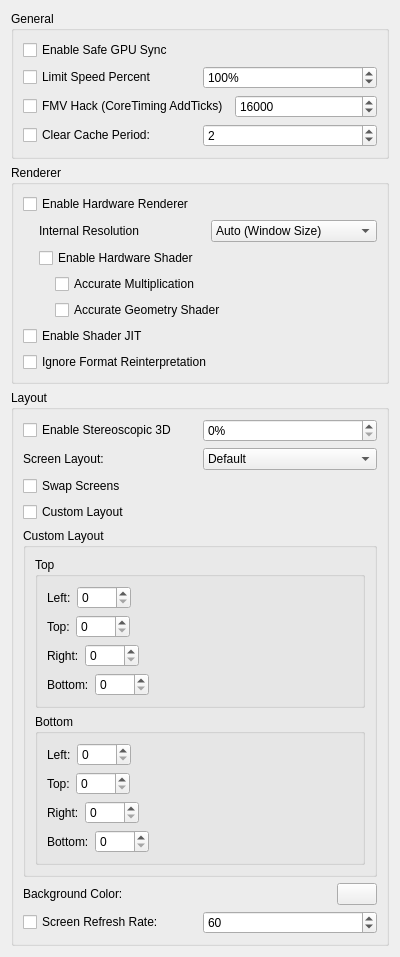
This is src/citra_qt/configuration/configure_graphics.ui in terrascura/citra as Qt 5 draws it before an edit. The edited form follows.
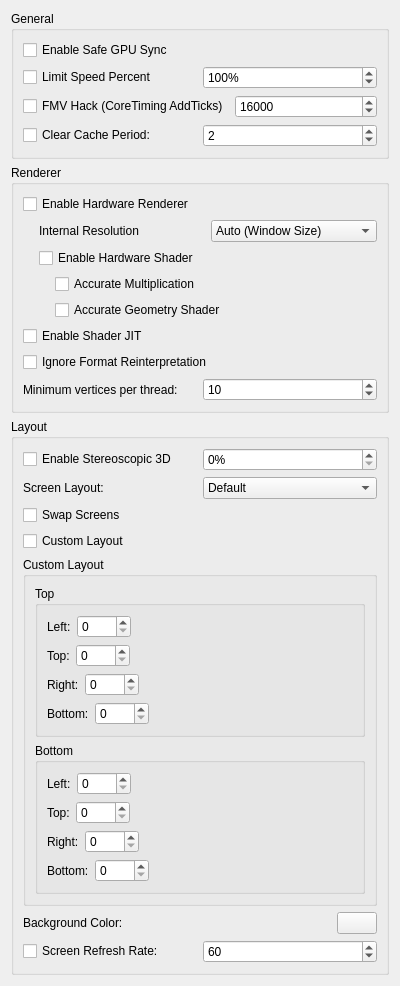
This is the edited form.

Commit message: valentinvanelslande's minimum vertices setting

The edit to the form file:
```diff
--- a/src/citra_qt/configuration/configure_graphics.ui
+++ b/src/citra_qt/configuration/configure_graphics.ui
@@ -274,6 +274,30 @@
         </property>
        </widget>
       </item>
+      <item>
+        <layout class="QHBoxLayout" name="horizontalLayout_8">
+         <item>
+         <widget class="QLabel" name="label_4">
+          <property name="text">
+           <string>Minimum vertices per thread:</string>
+          </property>
+         </widget>
+       </item>
+        <item>
+         <widget class="QSpinBox" name="min_vertices_per_thread">
+          <property name="minimum">
+           <number>1</number>
+          </property>
+          <property name="maximum">
+           <number>100000</number>
+          </property>
+          <property name="value">
+           <number>10</number>
+          </property>
+         </widget>
+        </item>
+        </layout>
+        </item>
      </layout>
     </widget>
    </item>
```
The commit also changes 4 other files.
